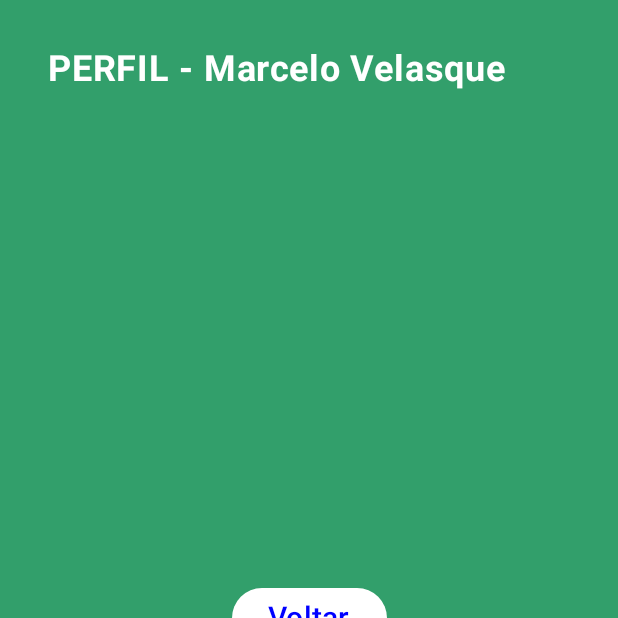
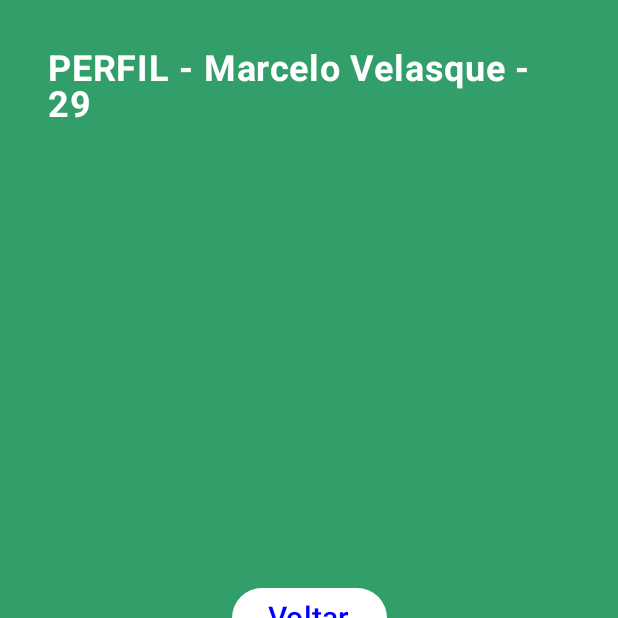
Before and after one commit to MarceloVelasque/AndroidProjectsFiap, an Android app built with Jetpack Compose: the MenuScreen screen opened through its navigation route, after a tap on "Perfil", on a phone screen of 412 x 824 dp, the top half of it. Run offline under Robolectric (Android 15) with nearby library versions, the phone set to English and light mode, and no system bars; our stand-ins replace accompanist; libraries missing offline, so code that uses them is left out: com.google.accompanist.navigation.

Commit message:
ajuste na tela perfil e adicionado animação na transição de tela

```diff
--- a/Navegacao/app/build.gradle.kts
+++ b/Navegacao/app/build.gradle.kts
@@ -57,5 +57,9 @@ dependencies {
     androidTestImplementation(libs.androidx.ui.test.junit4)
     debugImplementation(libs.androidx.ui.tooling)
     debugImplementation(libs.androidx.ui.test.manifest)
+    //dependência do Navigation
     implementation("androidx.navigation:navigation-compose:2.6.0")
+    //dependência da animação
+    implementation("com.google.accompanist:accompanist-navigation-animation:0.32.0")
+
 }
--- a/Navegacao/app/src/main/java/br/com/marcelo/navegacao/MainActivity.kt
+++ b/Navegacao/app/src/main/java/br/com/marcelo/navegacao/MainActivity.kt
@@ -4,52 +4,98 @@ import android.os.Bundle
 import androidx.activity.ComponentActivity
 import androidx.activity.compose.setContent
 import androidx.activity.enableEdgeToEdge
+import androidx.compose.animation.AnimatedContentTransitionScope
+import androidx.compose.animation.ExperimentalAnimationApi
+import androidx.compose.animation.core.tween
+import androidx.compose.animation.fadeOut
 import androidx.compose.foundation.layout.fillMaxSize
 import androidx.compose.material3.MaterialTheme
 import androidx.compose.material3.Surface
 import androidx.compose.ui.Modifier
-import androidx.navigation.compose.NavHost
-import androidx.navigation.compose.composable
-import androidx.navigation.compose.rememberNavController
+import androidx.navigation.NavType
+/*import androidx.navigation.compose.composable*/
+import androidx.navigation.navArgument
 import br.com.marcelo.navegacao.screens.LoginScreen
 import br.com.marcelo.navegacao.screens.MenuScreen
 import br.com.marcelo.navegacao.screens.PedidosScreen
 import br.com.marcelo.navegacao.screens.PerfilScreen
 import br.com.marcelo.navegacao.ui.theme.NavegaçãoTheme
+import com.google.accompanist.navigation.animation.AnimatedNavHost
+import com.google.accompanist.navigation.animation.rememberAnimatedNavController
+import com.google.accompanist.navigation.animation.composable
 
 class MainActivity : ComponentActivity() {
+    @OptIn(ExperimentalAnimationApi::class)
     override fun onCreate(savedInstanceState: Bundle?) {
         super.onCreate(savedInstanceState)
         enableEdgeToEdge()
         setContent {
             NavegaçãoTheme {
-                Surface(modifier = Modifier.fillMaxSize(),
+                Surface(
+                    modifier = Modifier.fillMaxSize(),
                     color = MaterialTheme.colorScheme.background
                 ) {
-                    val navController = rememberNavController()
-                    NavHost(
-                        navController = navController, startDestination = "login"
+                    val navController = rememberAnimatedNavController()
+                    AnimatedNavHost(
+                        navController = navController,
+                        startDestination = "login",
+                        exitTransition = {
+                            slideOutOfContainer(towards = AnimatedContentTransitionScope.SlideDirection.End,
+                                tween(2000)
+                            ) + fadeOut(animationSpec = tween(2000))
+                        },
+                        enterTransition = {
+                            slideIntoContainer(towards = AnimatedContentTransitionScope.SlideDirection.Down,
+                                animationSpec = tween(2000)
+                            )
+                        }
                     ) {
                         composable(route = "login") { LoginScreen(navController = navController) }
 
-                        composable(route = "menu") { MenuScreen(
-                            navController = navController
-                        ) }
+                        composable(route = "menu") {
+                            MenuScreen(
+                                navController = navController
+                            )
+                        }
 
-                        composable(route = "pedidos") { PedidosScreen(
-                            navController = navController
-                        ) }
+                        composable(route = "pedidos") {
+                            PedidosScreen(
+                                navController = navController
+                            )
+                        }
 
-                        composable(route = "perfil/{nome}") {
-                            var nome = it.arguments?.getString("nome")
+                        composable(
+                            route = "perfil/{nome}/{idade}",
+                            arguments = listOf(
+                                navArgument("nome") {
+                                    type = NavType.StringType
+                                },
+                                navArgument("idade") {
+                                    type = NavType.IntType
+                                }
+                            )
+                        ) {
+                            val nome: String? =
+                                it.arguments?.getString(
+                                    "nome",
+                                    ""
+                                )
+                            val idade: Int? =
+                                it.arguments?.getInt(
+                                    "idade",
+                                    0
+                                )
                             PerfilScreen(
-                            navController = navController,  nome!!
-                        ) }
+                                navController,
+                                nome!!,
+                                idade!!
+                            )
+                        }
                     }
 
                 }
 
-                }
             }
         }
     }
+}
--- a/Navegacao/app/src/main/java/br/com/marcelo/navegacao/screens/MenuScreen.kt
+++ b/Navegacao/app/src/main/java/br/com/marcelo/navegacao/screens/MenuScreen.kt
@@ -42,7 +42,7 @@ fun MenuScreen(navController: NavController?) {
                 .align(Alignment.Center)
         ) {
             Button(
-                onClick = { navController?.navigate("perfil/Marcelo Velasque") },
+                onClick = { navController?.navigate("perfil/Marcelo Velasque/29") },
                 colors = ButtonDefaults.buttonColors(Color.White),
                 modifier = Modifier.size(width = 200.dp, height = 48.dp)
             ) {
--- a/Navegacao/app/src/main/java/br/com/marcelo/navegacao/screens/PerfilScreen.kt
+++ b/Navegacao/app/src/main/java/br/com/marcelo/navegacao/screens/PerfilScreen.kt
@@ -19,14 +19,15 @@ import androidx.navigation.NavController
 
 @Composable
 fun PerfilScreen(navController: NavController?,
-                 nome: String) {
+                 nome: String,
+                 idade: Int) {
     Box(modifier = Modifier
         .fillMaxSize()
         .background(Color(0xFF329F6B))
         .padding(32.dp)
     ){
         Text(
-            text = "PERFIL - $nome",
+            text = "PERFIL - $nome - $idade",
             fontSize = 24.sp,
             fontWeight = FontWeight.Bold,
             color = Color.White
```
